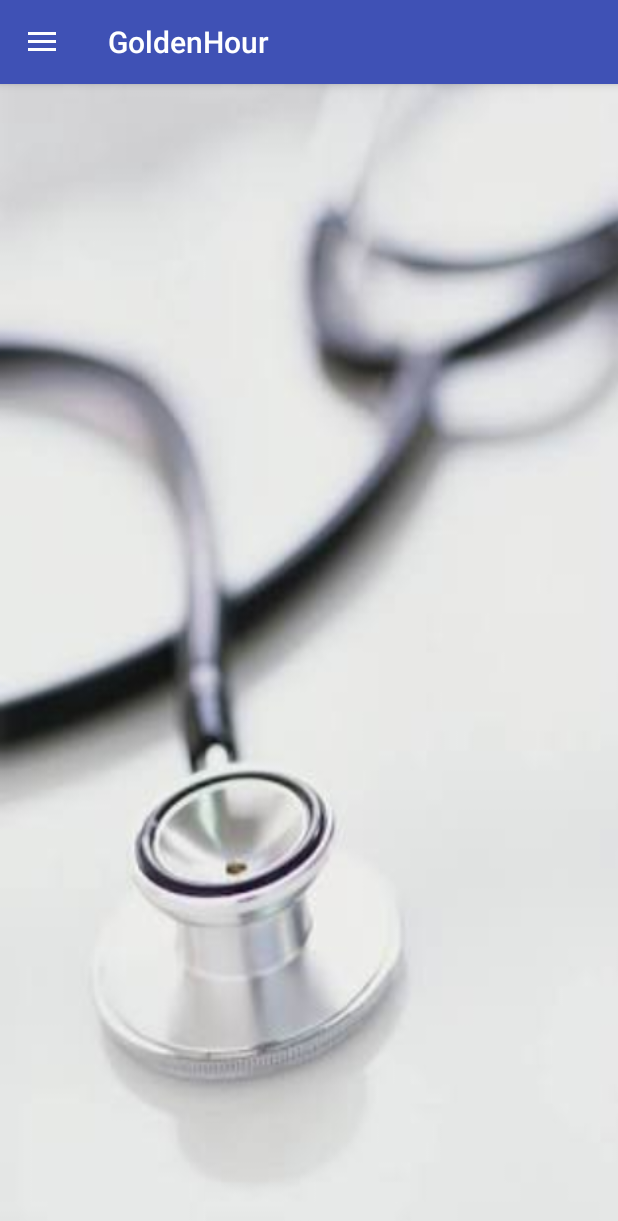
After one commit to iionichi/GoldenHourResponse, an Android app: the DriverMainActivity screen opened directly, with no data from a screen before it, on a phone screen of 412 x 824 dp. The commit adds this screen. Shown: the top 1221 px of the screen. Run offline under Robolectric (Android 15) with nearby library versions, the phone set to English and light mode, and no system bars.

Commit message:
DriverMainActivity Done.

```diff
--- a/app/src/main/AndroidManifest.xml
+++ b/app/src/main/AndroidManifest.xml
@@ -56,7 +56,8 @@
             </intent-filter>
         </activity>
         <activity android:name=".DriverRegisterActivity" />
-        <activity android:name=".CustomerMainActivity"></activity>
+        <activity android:name=".CustomerMainActivity" />
+        <activity android:name=".DriverMainActivity"></activity>
     </application>
 
 </manifest>
--- a/app/src/main/java/com/example/acer/goldenhour/DriverLoginActivity.java
+++ b/app/src/main/java/com/example/acer/goldenhour/DriverLoginActivity.java
@@ -26,7 +26,6 @@ public class DriverLoginActivity extends AppCompatActivity {
 
     private EditText mEmail,mPassword;
     private Button mLogin,mRegistration;
-
     private FirebaseAuth mAuth;
     private FirebaseAuth.AuthStateListener firebaseAuthListener;
 
@@ -42,7 +41,7 @@ public class DriverLoginActivity extends AppCompatActivity {
             public void onAuthStateChanged(@NonNull FirebaseAuth firebaseAuth) {
                 FirebaseUser user = FirebaseAuth.getInstance().getCurrentUser();
                 if(user != null){
-                    Intent intent = new Intent(DriverLoginActivity.this,DriverMapActivity.class);
+                    Intent intent = new Intent(DriverLoginActivity.this,DriverMainActivity.class);
                     startActivity(intent);
                     finish();
                     return;
--- /dev/null
+++ b/app/src/main/java/com/example/acer/goldenhour/DriverMainActivity.java
@@ -0,0 +1,30 @@
+package com.example.acer.goldenhour;
+
+import android.support.v4.widget.DrawerLayout;
+import android.support.v7.app.ActionBarDrawerToggle;
+import android.support.v7.app.AppCompatActivity;
+import android.os.Bundle;
+import android.view.MenuItem;
+
+public class DriverMainActivity extends AppCompatActivity {
+    private DrawerLayout mDrawerLayoutDriver;
+    private ActionBarDrawerToggle mToggleDriver;
+
+    @Override
+    protected void onCreate(Bundle savedInstanceState) {
+        super.onCreate(savedInstanceState);
+        setContentView(R.layout.activity_driver_main);
+        mDrawerLayoutDriver = (DrawerLayout) findViewById(R.id.Driver_Main_Activity);
+        mToggleDriver = new ActionBarDrawerToggle(this,mDrawerLayoutDriver,R.string.open,R.string.close);
+        mDrawerLayoutDriver.addDrawerListener(mToggleDriver);
+        mToggleDriver.syncState();
+        getSupportActionBar().setDisplayHomeAsUpEnabled(true);
+    }
+    @Override
+    public boolean onOptionsItemSelected(MenuItem item_driver) {
+        if (mToggleDriver.onOptionsItemSelected(item_driver)) {
+            return true;
+        }
+        return super.onOptionsItemSelected(item_driver);
+    }
+}
--- /dev/null
+++ b/app/src/main/res/drawable/ic_patient_service_black_24dp.xml
@@ -0,0 +1,9 @@
+<vector xmlns:android="http://schemas.android.com/apk/res/android"
+        android:width="24dp"
+        android:height="24dp"
+        android:viewportWidth="24.0"
+        android:viewportHeight="24.0">
+    <path
+        android:fillColor="#FF000000"
+        android:pathData="M7,13c1.65,0 3,-1.35 3,-3S8.65,7 7,7s-3,1.35 -3,3 1.35,3 3,3zM19,7h-8v7L3,14L3,7L1,7v10h22v-6c0,-2.21 -1.79,-4 -4,-4z"/>
+</vector>
--- /dev/null
+++ b/app/src/main/res/layout/activity_driver_main.xml
@@ -0,0 +1,29 @@
+<?xml version="1.0" encoding="utf-8"?>
+<android.support.v4.widget.DrawerLayout xmlns:android="http://schemas.android.com/apk/res/android"
+    xmlns:app="http://schemas.android.com/apk/res-auto"
+    xmlns:tools="http://schemas.android.com/tools"
+    android:id="@+id/Driver_Main_Activity"
+    android:layout_width="match_parent"
+    android:layout_height="match_parent"
+    tools:context="com.example.acer.goldenhour.DriverMainActivity">
+
+    <LinearLayout
+        android:layout_width="match_parent"
+        android:layout_height="match_parent"
+        android:background="@drawable/wallpaper_five">
+
+    </LinearLayout>
+
+
+    <android.support.design.widget.NavigationView
+        app:headerLayout="@layout/header_driver"
+        android:layout_width="match_parent"
+        android:layout_height="wrap_content"
+        android:background="@color/colorWhite"
+        app:itemIconTint="@color/colorBlack"
+        app:itemTextColor="@color/colorBlack"
+        app:menu="@menu/drawermenudriver"
+        android:layout_gravity="start">
+
+    </android.support.design.widget.NavigationView>
+</android.support.v4.widget.DrawerLayout>
--- /dev/null
+++ b/app/src/main/res/menu/drawermenudriver.xml
@@ -0,0 +1,12 @@
+<?xml version="1.0" encoding="utf-8"?>
+<menu xmlns:android="http://schemas.android.com/apk/res/android">
+    <item android:id="@+id/Patient_Service"
+        android:title="Patient Service"
+        android:icon="@drawable/ic_patient_service_black_24dp" />
+    <item android:id="@+id/profile_settings_driver"
+        android:title="Settings"
+        android:icon="@drawable/ic_settings_black_24dp"/>
+    <item android:id="@+id/Log_out_driver"
+        android:title="Logout"
+        android:icon="@drawable/logout_clipart"/>
+</menu>
--- a/app/src/main/res/values/strings.xml
+++ b/app/src/main/res/values/strings.xml
@@ -7,7 +7,6 @@
     <string name="close">Close</string>
 
 
-
     <string-array name="role">
 
         <item>Customer</item>
```
Also changed, not shown: app/src/main/res/layout/header_driver.xml (added, +31 -0 lines), app/src/main/res/drawable/driver.jpeg (added), app/src/main/res/drawable/wallpaper_five.jpeg (added).
